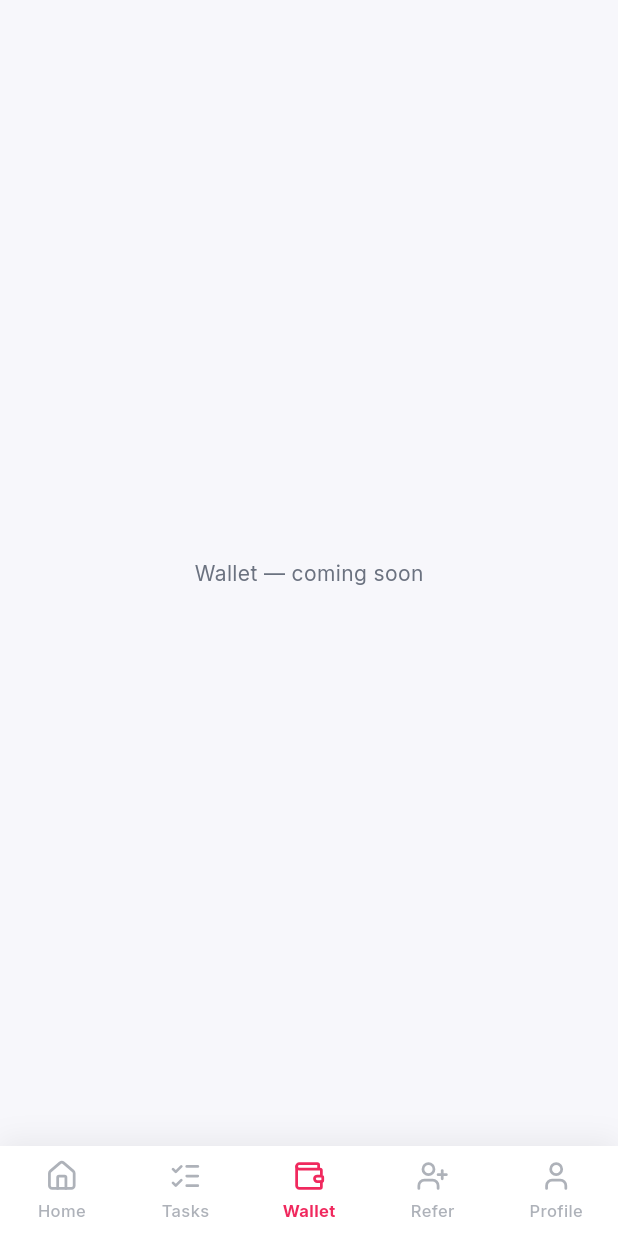
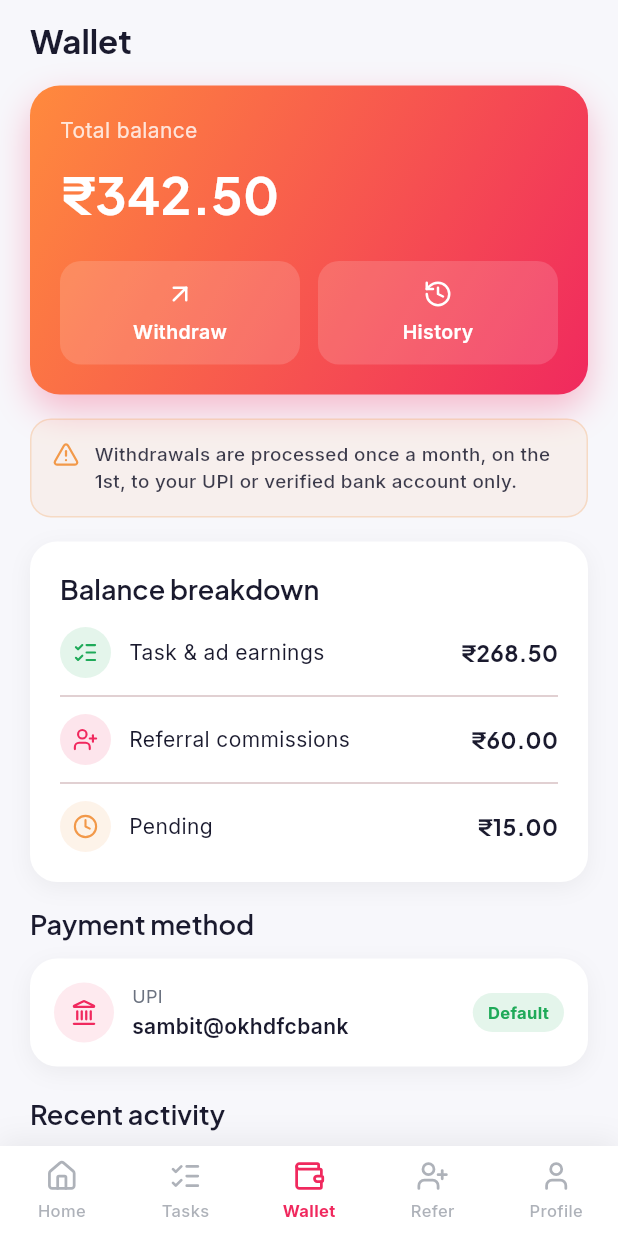
Before and after one commit to Sambitcollabmate/taskbucks, a Flutter app: the screen it shows after launch, item 2 of the bottom bar chosen, scrolled down 38 dp, after a tap on "Wallet", on a phone screen of 412 x 824 dp. Run offline on Flutter 3.47's test engine with Material 3 defaults, Android fonts, the phone set to English and light mode, and no system bars; our stand-ins replace go_router, google_fonts, lucide_icons_flutter.

Commit message:
Build Wallet screen with breakdown, payment method, and recent activity
Adds Transaction/WalletSummary models, a fake WalletService, and
WalletProvider, then wires the Wallet tab to a real screen: gradient
balance card (reused from Home), payout-cycle notice, balance
breakdown, UPI payment method with a Default pill, and a recent
activity list. Establishes txn_row as the real shared component other
money screens will reuse, and generalizes balance_hero_card's action
buttons so Home and Wallet can each label them differently.

Co-Authored-By: Claude Sonnet 5 <noreply@anthropic.com>

```diff
--- /dev/null
+++ b/lib/data/models/transaction.dart
@@ -0,0 +1,25 @@
+/// Credit (money in) vs debit (money out) — drives the green/red amount
+/// convention shared by Wallet, Transactions, and Notifications (see
+/// PROJECT.md 6.3, `txn_row`).
+enum TransactionType { credit, debit }
+
+/// What generated the transaction, used to pick an icon in `txn_row`.
+enum TransactionCategory { task, ad, referral, withdrawal, other }
+
+class Transaction {
+  final String id;
+  final String title;
+  final DateTime date;
+  final double amount;
+  final TransactionType type;
+  final TransactionCategory category;
+
+  const Transaction({
+    required this.id,
+    required this.title,
+    required this.date,
+    required this.amount,
+    required this.type,
+    this.category = TransactionCategory.other,
+  });
+}
--- /dev/null
+++ b/lib/data/models/wallet_summary.dart
@@ -0,0 +1,40 @@
+import 'transaction.dart';
+
+/// Balance breakdown shown on Wallet — task/ad earnings and referral
+/// commissions are already cleared; `pendingAmount` is referral commission
+/// not yet credited (PROJECT.md 2: referral ₹15 shows "pending" until the
+/// referred user's Premium purchase clears).
+class WalletBreakdown {
+  final double taskAdEarnings;
+  final double referralCommissions;
+  final double pendingAmount;
+
+  const WalletBreakdown({
+    required this.taskAdEarnings,
+    required this.referralCommissions,
+    required this.pendingAmount,
+  });
+}
+
+/// Withdrawals go to UPI or a verified bank account only (PROJECT.md 2) —
+/// this fake data models the UPI case, the only one wired up so far.
+class PaymentMethod {
+  final String upiId;
+  final bool isDefault;
+
+  const PaymentMethod({required this.upiId, required this.isDefault});
+}
+
+class WalletSummary {
+  final double balance;
+  final WalletBreakdown breakdown;
+  final PaymentMethod paymentMethod;
+  final List<Transaction> recentActivity;
+
+  const WalletSummary({
+    required this.balance,
+    required this.breakdown,
+    required this.paymentMethod,
+    required this.recentActivity,
+  });
+}
--- /dev/null
+++ b/lib/data/services/wallet_service.dart
@@ -0,0 +1,64 @@
+import '../models/transaction.dart';
+import '../models/wallet_summary.dart';
+
+/// Fake data source for the Wallet screen. Returns the same shape the real
+/// Laravel endpoint will return once it exists (see PROJECT.md Section 4/7).
+class WalletService {
+  Future<WalletSummary> fetchWalletSummary() async {
+    await Future.delayed(const Duration(milliseconds: 400));
+
+    final now = DateTime.now();
+
+    return WalletSummary(
+      balance: 342.50,
+      breakdown: const WalletBreakdown(
+        taskAdEarnings: 268.50,
+        referralCommissions: 60,
+        pendingAmount: 15,
+      ),
+      paymentMethod: const PaymentMethod(upiId: 'sambit@okhdfcbank', isDefault: true),
+      recentActivity: [
+        Transaction(
+          id: 't1',
+          title: 'Ad task reward',
+          date: now.subtract(const Duration(hours: 3)),
+          amount: 8.5,
+          type: TransactionType.credit,
+          category: TransactionCategory.task,
+        ),
+        Transaction(
+          id: 't2',
+          title: 'Referral commission — Ayesha K.',
+          date: now.subtract(const Duration(hours: 9)),
+          amount: 15,
+          type: TransactionType.credit,
+          category: TransactionCategory.referral,
+        ),
+        Transaction(
+          id: 't3',
+          title: 'Monthly withdrawal',
+          date: now.subtract(const Duration(days: 2)),
+          amount: 120,
+          type: TransactionType.debit,
+          category: TransactionCategory.withdrawal,
+        ),
+        Transaction(
+          id: 't4',
+          title: 'Ad task reward',
+          date: now.subtract(const Duration(days: 2, hours: 4)),
+          amount: 6.25,
+          type: TransactionType.credit,
+          category: TransactionCategory.ad,
+        ),
+        Transaction(
+          id: 't5',
+          title: 'Referral commission — Vikram S.',
+          date: now.subtract(const Duration(days: 3)),
+          amount: 15,
+          type: TransactionType.credit,
+          category: TransactionCategory.referral,
+        ),
+      ],
+    );
+  }
+}
--- /dev/null
+++ b/lib/providers/wallet_provider.dart
@@ -0,0 +1,30 @@
+import 'package:flutter/foundation.dart';
+
+import '../data/models/wallet_summary.dart';
+import '../data/services/wallet_service.dart';
+
+/// Holds Wallet screen state — same role as [HomeProvider]/[TasksProvider]:
+/// widgets that watch this rebuild whenever [notifyListeners] fires.
+class WalletProvider extends ChangeNotifier {
+  final WalletService _service;
+
+  WalletProvider({WalletService? service}) : _service = service ?? WalletService() {
+    load();
+  }
+
+  WalletSummary? _summary;
+  bool _isLoading = false;
+
+  WalletSummary? get summary => _summary;
+  bool get isLoading => _isLoading;
+
+  Future<void> load() async {
+    _isLoading = true;
+    notifyListeners();
+
+    _summary = await _service.fetchWalletSummary();
+
+    _isLoading = false;
+    notifyListeners();
+  }
+}
--- a/lib/screens/home/home_screen.dart
+++ b/lib/screens/home/home_screen.dart
@@ -1,4 +1,5 @@
 import 'package:flutter/material.dart';
+import 'package:lucide_icons_flutter/lucide_icons.dart';
 import 'package:provider/provider.dart';
 
 import '../../core/theme/app_colors.dart';
@@ -50,8 +51,12 @@ class _HomeScreenBody extends StatelessWidget {
                   const SizedBox(height: 20),
                   BalanceHeroCard(
                     balance: summary.balance,
-                    onWalletTap: () {},
-                    onReferTap: () {},
+                    primaryLabel: 'Wallet',
+                    primaryIcon: LucideIcons.wallet,
+                    onPrimaryTap: () {},
+                    secondaryLabel: 'Refer & earn',
+                    secondaryIcon: LucideIcons.userPlus,
+                    onSecondaryTap: () {},
                   ),
                   const SizedBox(height: 16),
                   TaskProgressCard(
--- a/lib/screens/wallet/wallet_screen.dart
+++ b/lib/screens/wallet/wallet_screen.dart
@@ -1,21 +1,105 @@
 import 'package:flutter/material.dart';
+import 'package:lucide_icons_flutter/lucide_icons.dart';
+import 'package:provider/provider.dart';
 
 import '../../core/theme/app_colors.dart';
+import '../../providers/wallet_provider.dart';
+import '../../shared/widgets/balance_hero_card.dart';
+import '../../shared/widgets/notice_card.dart';
+import '../../shared/widgets/txn_row.dart';
+import 'widgets/payment_method_card.dart';
+import 'widgets/wallet_breakdown_card.dart';
 
-/// Placeholder until Phase 2's Wallet screen is built (PROJECT.md 7).
 class WalletScreen extends StatelessWidget {
   const WalletScreen({super.key});
 
   @override
   Widget build(BuildContext context) {
+    return ChangeNotifierProvider(
+      create: (_) => WalletProvider(),
+      child: const _WalletScreenBody(),
+    );
+  }
+}
+
+class _WalletScreenBody extends StatelessWidget {
+  const _WalletScreenBody();
+
+  @override
+  Widget build(BuildContext context) {
     return Scaffold(
       backgroundColor: AppColors.background,
-      body: const SafeArea(
-        child: Center(
-          child: Text(
-            'Wallet — coming soon',
-            style: TextStyle(color: AppColors.textSecondary),
-          ),
+      body: SafeArea(
+        child: Consumer<WalletProvider>(
+          builder: (context, provider, _) {
+            final summary = provider.summary;
+
+            if (provider.isLoading && summary == null) {
+              return const Center(child: CircularProgressIndicator());
+            }
+            if (summary == null) {
+              return const SizedBox.shrink();
+            }
+
+            return RefreshIndicator(
+              onRefresh: provider.load,
+              child: ListView(
+                padding: const EdgeInsets.fromLTRB(20, 12, 20, 32),
+                children: [
+                  Text('Wallet', style: Theme.of(context).textTheme.headlineSmall),
+                  const SizedBox(height: 16),
+                  BalanceHeroCard(
+                    balance: summary.balance,
+                    primaryLabel: 'Withdraw',
+                    primaryIcon: LucideIcons.arrowUpRight,
+                    onPrimaryTap: () {},
+                    secondaryLabel: 'History',
+                    secondaryIcon: LucideIcons.history,
+                    onSecondaryTap: () {},
+                  ),
+                  const SizedBox(height: 16),
+                  const NoticeCard(
+                    variant: NoticeVariant.warn,
+                    message:
+                        'Withdrawals are processed once a month, on the 1st, '
+                        'to your UPI or verified bank account only.',
+                  ),
+                  const SizedBox(height: 16),
+                  WalletBreakdownCard(breakdown: summary.breakdown),
+                  const SizedBox(height: 16),
+                  Text('Payment method', style: Theme.of(context).textTheme.titleLarge),
+                  const SizedBox(height: 12),
+                  PaymentMethodCard(method: summary.paymentMethod),
+                  const SizedBox(height: 20),
+                  Text('Recent activity', style: Theme.of(context).textTheme.titleLarge),
+                  const SizedBox(height: 12),
+                  Container(
+                    padding: const EdgeInsets.all(16),
+                    decoration: BoxDecoration(
+                      color: AppColors.cardBackground,
+                      borderRadius: BorderRadius.circular(18),
+                      boxShadow: [
+                        BoxShadow(
+                          color: Colors.black.withValues(alpha: 0.05),
+                          blurRadius: 12,
+                          offset: const Offset(0, 4),
+                        ),
+                      ],
+                    ),
+                    child: Column(
+                      children: [
+                        for (final txn in summary.recentActivity) ...[
+                          TxnRow(transaction: txn),
+                          if (txn != summary.recentActivity.last)
+                            const Divider(height: 24),
+                        ],
+                      ],
+                    ),
+                  ),
+                ],
+              ),
+            );
+          },
         ),
       ),
     );
--- /dev/null
+++ b/lib/screens/wallet/widgets/payment_method_card.dart
@@ -0,0 +1,83 @@
+import 'package:flutter/material.dart';
+import 'package:lucide_icons_flutter/lucide_icons.dart';
+
+import '../../../core/theme/app_colors.dart';
+import '../../../data/models/wallet_summary.dart';
+
+/// Shows the UPI ID payouts go to. Withdrawals only go to UPI or a verified
+/// bank account, monthly on the 1st (PROJECT.md 2) — no on-demand payout,
+/// no PayPal.
+class PaymentMethodCard extends StatelessWidget {
+  final PaymentMethod method;
+
+  const PaymentMethodCard({super.key, required this.method});
+
+  @override
+  Widget build(BuildContext context) {
+    return Container(
+      padding: const EdgeInsets.all(16),
+      decoration: BoxDecoration(
+        color: AppColors.cardBackground,
+        borderRadius: BorderRadius.circular(18),
+        boxShadow: [
+          BoxShadow(
+            color: Colors.black.withValues(alpha: 0.05),
+            blurRadius: 12,
+            offset: const Offset(0, 4),
+          ),
+        ],
+      ),
+      child: Row(
+        children: [
+          Container(
+            width: 40,
+            height: 40,
+            alignment: Alignment.center,
+            decoration: BoxDecoration(
+              color: AppColors.primary.withValues(alpha: 0.1),
+              shape: BoxShape.circle,
+            ),
+            child: const Icon(LucideIcons.landmark, size: 18, color: AppColors.primary),
+          ),
+          const SizedBox(width: 12),
+          Expanded(
+            child: Column(
+              crossAxisAlignment: CrossAxisAlignment.start,
+              children: [
+                const Text(
+                  'UPI',
+                  style: TextStyle(fontSize: 12, color: AppColors.textSecondary),
+                ),
+                const SizedBox(height: 2),
+                Text(
+                  method.upiId,
+                  style: const TextStyle(
+                    fontSize: 14,
+                    fontWeight: FontWeight.w600,
+                    color: AppColors.textPrimary,
+                  ),
+                ),
+              ],
+            ),
+          ),
+          if (method.isDefault)
+            Container(
+              padding: const EdgeInsets.symmetric(horizontal: 10, vertical: 5),
+              decoration: BoxDecoration(
+                color: AppColors.earningsGreen.withValues(alpha: 0.12),
+                borderRadius: BorderRadius.circular(20),
+              ),
+              child: const Text(
+                'Default',
+                style: TextStyle(
+                  fontSize: 11,
+                  fontWeight: FontWeight.w700,
+                  color: AppColors.earningsGreen,
+                ),
+              ),
+            ),
+        ],
+      ),
+    );
+  }
+}
--- /dev/null
+++ b/lib/screens/wallet/widgets/wallet_breakdown_card.dart
@@ -0,0 +1,114 @@
+import 'package:flutter/material.dart';
+import 'package:google_fonts/google_fonts.dart';
+import 'package:intl/intl.dart';
+import 'package:lucide_icons_flutter/lucide_icons.dart';
+
+import '../../../core/theme/app_colors.dart';
+import '../../../data/models/wallet_summary.dart';
+
+/// Breaks the balance down into task/ad earnings, referral commissions, and
+/// pending referral commission (PROJECT.md 2: referral ₹15 is "pending"
+/// until the referred purchase clears).
+class WalletBreakdownCard extends StatelessWidget {
+  final WalletBreakdown breakdown;
+
+  const WalletBreakdownCard({super.key, required this.breakdown});
+
+  @override
+  Widget build(BuildContext context) {
+    final formatter = NumberFormat.currency(
+      locale: 'en_IN',
+      symbol: '₹',
+      decimalDigits: 2,
+    );
+
+    return Container(
+      padding: const EdgeInsets.all(20),
+      decoration: BoxDecoration(
+        color: AppColors.cardBackground,
+        borderRadius: BorderRadius.circular(18),
+        boxShadow: [
+          BoxShadow(
+            color: Colors.black.withValues(alpha: 0.05),
+            blurRadius: 12,
+            offset: const Offset(0, 4),
+          ),
+        ],
+      ),
+      child: Column(
+        crossAxisAlignment: CrossAxisAlignment.start,
+        children: [
+          Text('Balance breakdown', style: Theme.of(context).textTheme.titleLarge),
+          const SizedBox(height: 14),
+          _BreakdownRow(
+            icon: LucideIcons.listChecks,
+            iconColor: AppColors.earningsGreen,
+            label: 'Task & ad earnings',
+            value: formatter.format(breakdown.taskAdEarnings),
+          ),
+          const Divider(height: 24),
+          _BreakdownRow(
+            icon: LucideIcons.userPlus,
+            iconColor: AppColors.primary,
+            label: 'Referral commissions',
+            value: formatter.format(breakdown.referralCommissions),
+          ),
+          const Divider(height: 24),
+          _BreakdownRow(
+            icon: LucideIcons.clock,
+            iconColor: AppColors.warning,
+            label: 'Pending',
+            value: formatter.format(breakdown.pendingAmount),
+          ),
+        ],
+      ),
+    );
+  }
+}
+
+class _BreakdownRow extends StatelessWidget {
+  final IconData icon;
+  final Color iconColor;
+  final String label;
+  final String value;
+
+  const _BreakdownRow({
+    required this.icon,
+    required this.iconColor,
+    required this.label,
+    required this.value,
+  });
+
+  @override
+  Widget build(BuildContext context) {
+    return Row(
+      children: [
+        Container(
+          width: 34,
+          height: 34,
+          alignment: Alignment.center,
+          decoration: BoxDecoration(
+            color: iconColor.withValues(alpha: 0.12),
+            shape: BoxShape.circle,
+          ),
+          child: Icon(icon, size: 17, color: iconColor),
+        ),
+        const SizedBox(width: 12),
+        Expanded(
+          child: Text(
+            label,
+            style: const TextStyle(fontSize: 14, color: AppColors.textPrimary),
+          ),
+        ),
+        Text(
+          value,
+          style: GoogleFonts.plusJakartaSans(
+            fontSize: 15,
+            fontWeight: FontWeight.w700,
+            color: AppColors.textPrimary,
+          ),
+        ),
+      ],
+    );
+  }
+}
--- a/lib/shared/widgets/balance_hero_card.dart
+++ b/lib/shared/widgets/balance_hero_card.dart
@@ -1,21 +1,31 @@
 import 'package:flutter/material.dart';
 import 'package:google_fonts/google_fonts.dart';
 import 'package:intl/intl.dart';
-import 'package:lucide_icons_flutter/lucide_icons.dart';
 
 import '../../core/theme/app_colors.dart';
 
 /// Gradient balance card reused on Home and Wallet (see PROJECT.md 6.3).
+/// The two action buttons are configurable so each screen can label them
+/// for its own context (Home: Wallet/Refer & earn, Wallet: Withdraw/History)
+/// while keeping the same gradient card and layout.
 class BalanceHeroCard extends StatelessWidget {
   final double balance;
-  final VoidCallback onWalletTap;
-  final VoidCallback onReferTap;
+  final String primaryLabel;
+  final IconData primaryIcon;
+  final VoidCallback onPrimaryTap;
+  final String secondaryLabel;
+  final IconData secondaryIcon;
+  final VoidCallback onSecondaryTap;
 
   const BalanceHeroCard({
     super.key,
     required this.balance,
-    required this.onWalletTap,
-    required this.onReferTap,
+    required this.primaryLabel,
+    required this.primaryIcon,
+    required this.onPrimaryTap,
+    required this.secondaryLabel,
+    required this.secondaryIcon,
+    required this.onSecondaryTap,
   });
 
   @override
@@ -67,17 +77,17 @@ class BalanceHeroCard extends StatelessWidget {
             children: [
               Expanded(
                 child: _HeroButton(
-                  icon: LucideIcons.wallet,
-                  label: 'Wallet',
-                  onTap: onWalletTap,
+                  icon: primaryIcon,
+                  label: primaryLabel,
+                  onTap: onPrimaryTap,
                 ),
               ),
               const SizedBox(width: 12),
               Expanded(
                 child: _HeroButton(
-                  icon: LucideIcons.userPlus,
-                  label: 'Refer & earn',
-                  onTap: onReferTap,
+                  icon: secondaryIcon,
+                  label: secondaryLabel,
+                  onTap: onSecondaryTap,
                 ),
               ),
             ],
--- /dev/null
+++ b/lib/shared/widgets/txn_row.dart
@@ -0,0 +1,82 @@
+import 'package:flutter/material.dart';
+import 'package:intl/intl.dart';
+import 'package:lucide_icons_flutter/lucide_icons.dart';
+
+import '../../core/theme/app_colors.dart';
+import '../../data/models/transaction.dart';
+
+/// Single transaction row — first built here for Wallet, reused as-is on
+/// Transactions and Notifications (see PROJECT.md 6.3). The green
+/// credit / red debit amount convention must stay identical across all
+/// three; don't fork this into per-screen copies.
+class TxnRow extends StatelessWidget {
+  final Transaction transaction;
+
+  const TxnRow({super.key, required this.transaction});
+
+  IconData get _icon {
+    switch (transaction.category) {
+      case TransactionCategory.task:
+        return LucideIcons.listChecks;
+      case TransactionCategory.ad:
+        return LucideIcons.playCircle;
+      case TransactionCategory.referral:
+        return LucideIcons.userPlus;
+      case TransactionCategory.withdrawal:
+        return LucideIcons.arrowUpRight;
+      case TransactionCategory.other:
+        return LucideIcons.receipt;
+    }
+  }
+
+  @override
+  Widget build(BuildContext context) {
+    final isCredit = transaction.type == TransactionType.credit;
+    final amountColor = isCredit ? AppColors.earningsGreen : AppColors.danger;
+    final amountFormatter = NumberFormat.currency(
+      locale: 'en_IN',
+      symbol: '₹',
+      decimalDigits: 2,
+    );
+    final dateFormatter = DateFormat('d MMM, h:mm a');
+
+    return Row(
+      children: [
+        Container(
+          width: 36,
+          height: 36,
+          decoration: BoxDecoration(
+            color: amountColor.withValues(alpha: 0.1),
+            shape: BoxShape.circle,
+          ),
+          child: Icon(_icon, size: 16, color: amountColor),
+        ),
+        const SizedBox(width: 12),
+        Expanded(
+          child: Column(
+            crossAxisAlignment: CrossAxisAlignment.start,
+            children: [
+              Text(
+                transaction.title,
+                style: const TextStyle(
+                  fontSize: 14,
+                  fontWeight: FontWeight.w600,
+                  color: AppColors.textPrimary,
+                ),
+              ),
+              const SizedBox(height: 2),
+              Text(
+                dateFormatter.format(transaction.date),
+                style: const TextStyle(fontSize: 12, color: AppColors.textSecondary),
+              ),
+            ],
+          ),
+        ),
+        Text(
+          '${isCredit ? '+' : '-'}${amountFormatter.format(transaction.amount)}',
+          style: TextStyle(fontSize: 14, fontWeight: FontWeight.w700, color: amountColor),
+        ),
+      ],
+    );
+  }
+}
```
Also changed, not shown: 1 other file.
